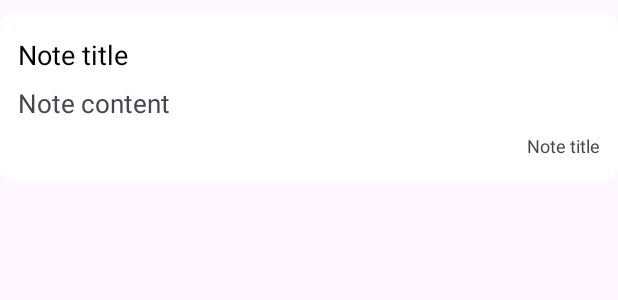
After one commit to Martin12234/Fikt-pmp-note-master-app, an Android app: the layout recycler_note_item.xml on its own in the app's theme, with its tools: preview values and no code run, on a phone screen of 412 x 824 dp. The commit adds this screen. Shown: the top 300 px of the screen. Run offline under Robolectric (Android 15) with nearby library versions, the phone set to English and light mode, and no system bars.

Commit message:
List all notes from firebase

```diff
--- a/app/build.gradle
+++ b/app/build.gradle
@@ -36,6 +36,7 @@
     implementation 'androidx.constraintlayout:constraintlayout:2.1.3'
     implementation 'com.google.firebase:firebase-auth:21.1.0'
     implementation 'com.google.firebase:firebase-firestore:24.4.1'
+    implementation 'com.firebaseui:firebase-ui-firestore:8.0.2'
     testImplementation 'junit:junit:4.13.2'
     androidTestImplementation 'androidx.test.ext:junit:1.1.3'
     androidTestImplementation 'androidx.test.espresso:espresso-core:3.4.0'
--- /dev/null
+++ b/app/src/main/res/drawable/baseline_menu_24.xml
@@ -0,0 +1,5 @@
+<vector android:height="24dp" android:tint="#000000"
+    android:viewportHeight="24" android:viewportWidth="24"
+    android:width="24dp" xmlns:android="http://schemas.android.com/apk/res/android">
+    <path android:fillColor="@android:color/white" android:pathData="M3,18h18v-2L3,16v2zM3,13h18v-2L3,11v2zM3,6v2h18L21,6L3,6z"/>
+</vector>
--- /dev/null
+++ b/app/src/main/res/layout/recycler_note_item.xml
@@ -0,0 +1,39 @@
+<?xml version="1.0" encoding="utf-8"?>
+<LinearLayout xmlns:android="http://schemas.android.com/apk/res/android"
+    android:orientation="vertical"
+    android:layout_width="match_parent"
+    android:layout_height="wrap_content"
+    android:padding="12dp"
+    android:layout_marginVertical="8dp"
+    android:backgroundTint="@color/white"
+    android:background="@drawable/rounded_corner">
+
+    <TextView
+        android:layout_width="match_parent"
+        android:layout_height="wrap_content"
+        android:id="@+id/note_title_txt_view"
+        android:text="Note title"
+        android:textColor="@color/black"
+        android:textSize="18sp"
+        android:layout_marginVertical="4dp" />
+
+    <TextView
+        android:layout_width="match_parent"
+        android:layout_height="wrap_content"
+        android:id="@+id/note_content_txt_view"
+        android:text="Note content"
+        android:maxLines="2"
+        android:ellipsize="end"
+        android:textSize="17sp"
+        android:layout_marginVertical="4dp" />
+
+    <TextView
+        android:layout_width="match_parent"
+        android:layout_height="wrap_content"
+        android:id="@+id/note_timestamp_txt_view"
+        android:text="Note title"
+        android:textSize="12sp"
+        android:gravity="right"
+        android:layout_marginVertical="4dp" />
+
+</LinearLayout>
```
Also changed, not shown: app/src/main/java/com/ml/notemaster/MainActivity.java (+43 -0 lines), app/src/main/java/com/ml/notemaster/NoteAdapter.java (added, +48 -0 lines), app/src/main/java/com/ml/notemaster/Utility.java (+7 -0 lines), app/src/main/res/layout/activity_main.xml (+30 -0 lines).
